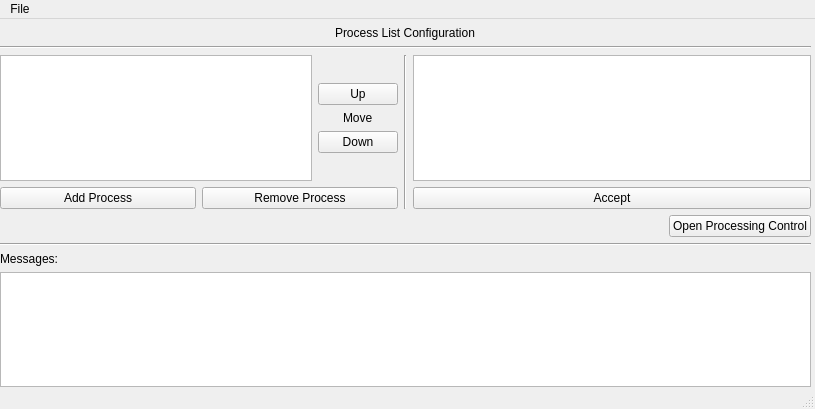
Qt form gui/concept_zero-config.ui (syncope/adapt) before a commit.
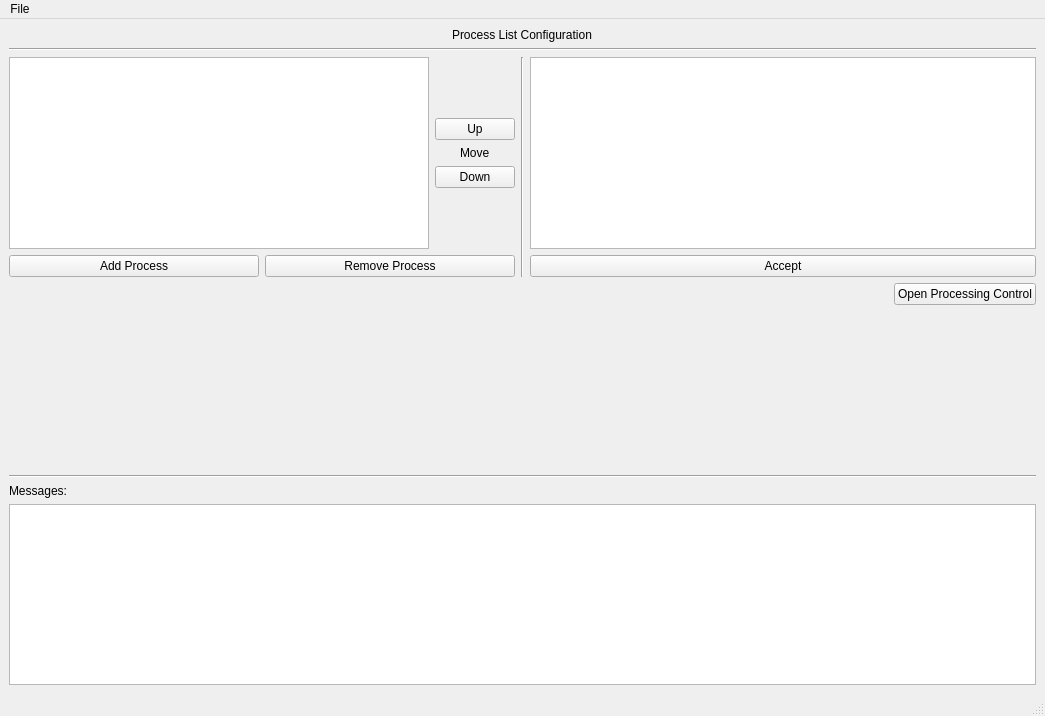
The same form after that commit.

Commit message: Jans' tip: lay out the ui forms "in a grid" -- and magically they will adjust according to their size

```diff
--- a/gui/concept_zero-config.ui
+++ b/gui/concept_zero-config.ui
@@ -6,23 +6,16 @@
    <rect>
     <x>0</x>
     <y>0</y>
-    <width>815</width>
-    <height>409</height>
+    <width>1045</width>
+    <height>716</height>
    </rect>
   </property>
   <property name="windowTitle">
    <string>ADAPT - A Data Processing Toolkit</string>
   </property>
   <widget class="QWidget" name="centralwidget">
-   <widget class="QWidget" name="verticalLayoutWidget_3">
-    <property name="geometry">
-     <rect>
-      <x>0</x>
-      <y>7</y>
-      <width>811</width>
-      <height>361</height>
-     </rect>
-    </property>
+   <layout class="QGridLayout" name="gridLayout">
+    <item row="0" column="0">
     <layout class="QVBoxLayout" name="verticalLayout_3">
      <item alignment="Qt::AlignHCenter">
       <widget class="QLabel" name="topLabel">
@@ -205,14 +198,15 @@
       </widget>
      </item>
     </layout>
-   </widget>
+    </item>
+   </layout>
   </widget>
   <widget class="QMenuBar" name="menubar">
    <property name="geometry">
     <rect>
      <x>0</x>
      <y>0</y>
-     <width>815</width>
+     <width>1045</width>
      <height>19</height>
     </rect>
    </property>
```
Lines whose indentation alone changed are shown as unchanged. The commit also changes 4 other files.
